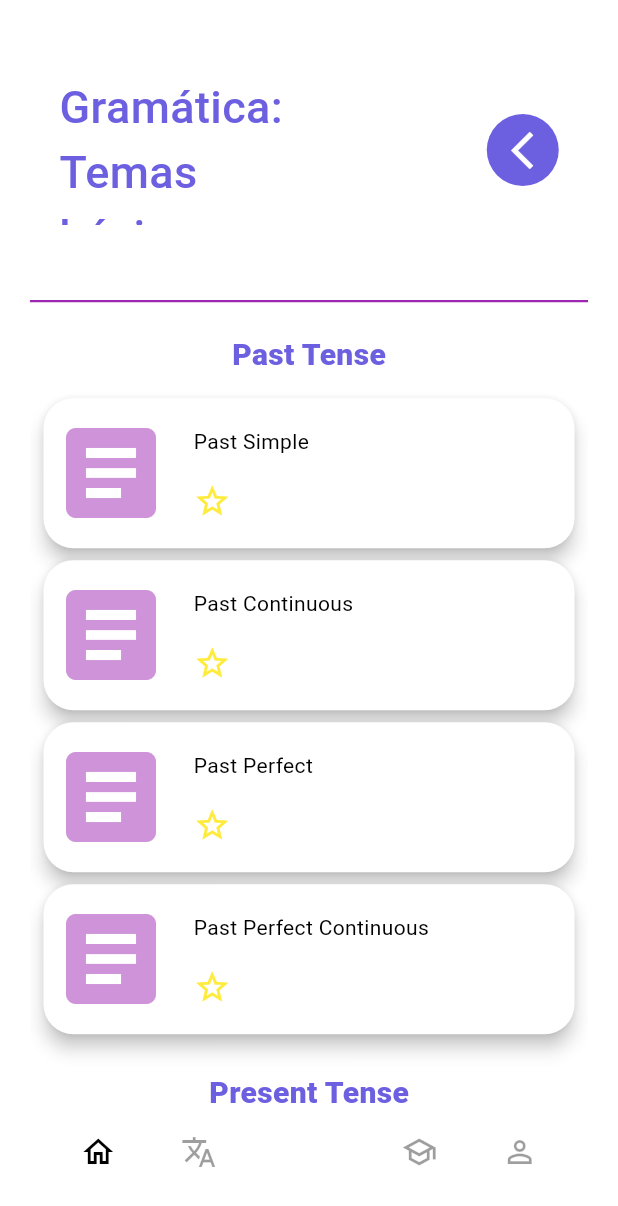
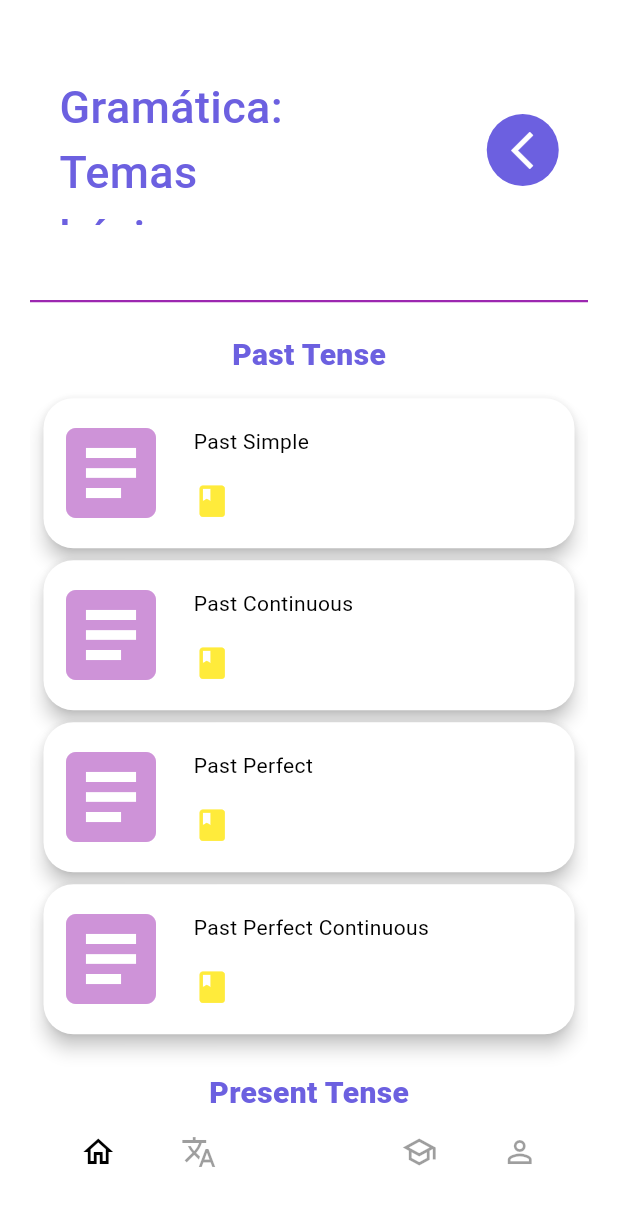
Before and after one commit to Lio10jr/glish_note_app, a Flutter app: the screen it shows once a user with an empty profile is signed in, after a tap on "Contenidos", on a phone screen of 412 x 824 dp. Shown: the top 1206 px of the screen. Run offline on Flutter 3.47's test engine with Material 3 defaults, Android fonts, the phone set to English and light mode, and no system bars; our stand-ins replace email_validator, firebase_auth, firebase_core, firebase_database, flutter_tts, google_fonts and 1 more; missing offline and left inert: flutter_pin_code_fields, sqlite3, translator; accounts and stored records are empty; Roboto replaces fonts that are missing (Ubuntu).

Commit message:
Loading and dark mode finished

```diff
--- a/lib/pages/grammar.dart
+++ b/lib/pages/grammar.dart
@@ -4,47 +4,22 @@ import 'package:glish_note_app/pages/content_title_page.dart';
 import 'package:glish_note_app/shared/consts/colors.dart';
 import 'package:glish_note_app/shared/models/content_page.dart';
 import 'package:glish_note_app/shared/models/content_rating.dart';
-import 'package:glish_note_app/shared/services/app_state.dart';
 import 'package:glish_note_app/shared/widgets/text_title.dart';
 import 'package:glish_note_app/shared/widgets/title_icon.dart';
+import 'package:google_fonts/google_fonts.dart';
 
 import '../main.dart';
 
 class Grammar extends StatefulWidget {
   const Grammar({super.key});
-
-  GrammarState createState() => GrammarState();
+  @override
+  State<Grammar> createState() => GrammarState();
 }
 
 class GrammarState extends State<Grammar> {
   List<ContentRating> list = [];
   final user = FirebaseAuth.instance.currentUser!;
   ContentRating? contenidoo;
-
-  @override
-  initState() {
-    super.initState();
-    setState(() {
-      getData();
-    });
-  }
-
-  getData() async {
-    final contenido = await AppState().obtenerValoracionContenido(user.email!);
-
-    setState(() {
-      list = contenido;
-    });
-  }
-
-  ContentRating? buscarPorTema(List<ContentRating> lista, String tema) {
-    try {
-      contenidoo = list.firstWhere((calificacion) => calificacion.tema == tema);
-      return contenidoo;
-    } catch (e) {
-      return null;
-    }
-  }
 
   @override
   Widget build(BuildContext context) {
@@ -126,8 +101,21 @@ class GrammarState extends State<Grammar> {
                         );
                       });
                 } else {
-                  return const Center(
-                    child: CircularProgressIndicator(),
+                  return Column(
+                    mainAxisAlignment: MainAxisAlignment.center,
+                    children: [
+                      CircularProgressIndicator(
+                        backgroundColor: ColorsConsts.primarybackground,
+                        color: ColorsConsts.endColor,
+                      ),
+                      Text(
+                        'Cargando...',
+                        style: GoogleFonts.ubuntu(
+                          fontSize: 13,
+                          fontWeight: FontWeight.w300
+                        )
+                      )
+                    ],
                   );
                 }
               }),
@@ -168,16 +156,11 @@ class GrammarState extends State<Grammar> {
                           tema,
                           textAlign: TextAlign.end,
                         ),
-                        Row(
+                        const Row(
                           children: [
-                            if (buscarPorTema(list, tema) != null)
-                              const Icon(Icons.star,
-                                  color: Colors.greenAccent, size: 25),
-                            if (buscarPorTema(list, tema) != null)
-                              Text(contenidoo!.valoracion.toString())
-                            else
-                              const Icon(Icons.star_border,
-                                  color: Colors.yellow, size: 25),
+                            Icon(Icons.book,
+                              color: Colors.yellow, size: 25
+                            ),
                           ],
                         ),
                       ],
--- a/lib/pages/user_info.dart
+++ b/lib/pages/user_info.dart
@@ -142,9 +142,9 @@ class UserInfoState extends State<UserInfo> {
                               // trackOutlineColor:
                               //     const MaterialStatePropertyAll(Colors.black),
                               inactiveThumbColor: Colors.white,
-                              thumbColor: MaterialStatePropertyAll(ColorsConsts.endColor),
+                              thumbColor: WidgetStatePropertyAll(ColorsConsts.endColor),
                               inactiveTrackColor: Colors.transparent,
-                              thumbIcon: MaterialStatePropertyAll(
+                              thumbIcon: WidgetStatePropertyAll(
                                 themeProider.isSelected
                                     ? const Icon(Icons.nights_stay)
                                     : const Icon(
--- a/lib/themes/theme_provider.dart
+++ b/lib/themes/theme_provider.dart
@@ -5,7 +5,7 @@ import 'package:shared_preferences/shared_preferences.dart';
 
 class ThemeProvider with ChangeNotifier {
   bool _isSelected = false;
-  bool get isSelected => false;
+  bool get isSelected => _isSelected;
 
   ThemeData _themeData = lightmode;
   ThemeData get themeData => _themeData;
--- a/pubspec.yaml
+++ b/pubspec.yaml
@@ -42,7 +42,6 @@ dependencies:
   shared_preferences: ^2.3.2
   google_fonts: ^6.2.1
   email_validator: ^3.0.0
-  rating_dialog: ^2.0.4
   flutter_tts: ^4.0.2
   translator: ^1.0.0
   sqlite3: ^2.4.6
```
Also changed, not shown: lib/pages/content_title_page.dart (+1 -62 lines), lib/pages/notes/list_note_page.dart (+46 -9 lines), lib/pages/verbs_page.dart (+26 -2 lines), lib/pages/vocabulary/vocabulary.dart (+25 -2 lines), pubspec.lock.
